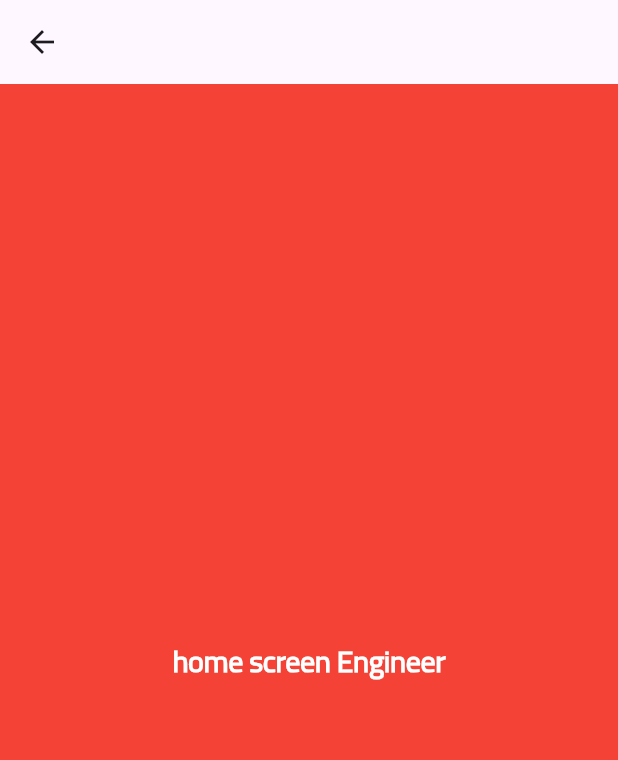
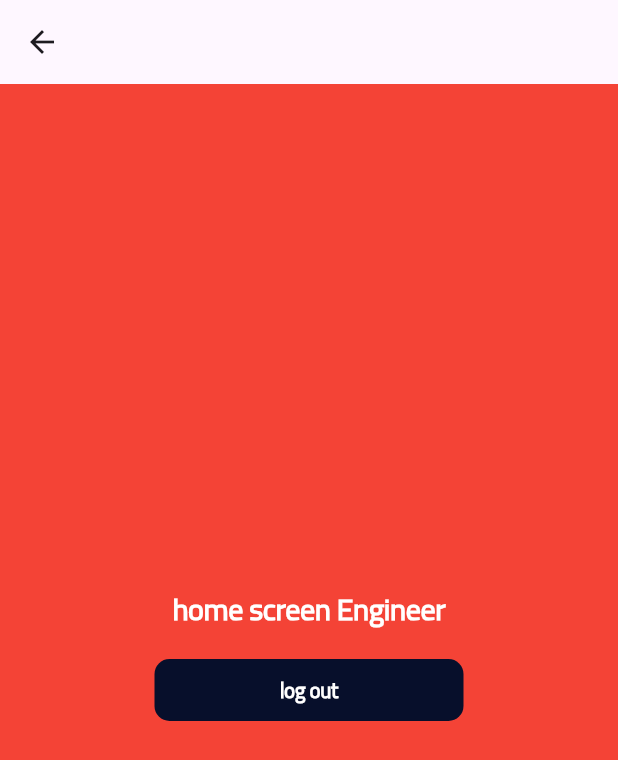
Before and after one commit to EsraaElbana/clint_store, a Flutter app: the HomeScreenEngineer screen opened directly, on a phone screen of 412 x 824 dp. Shown: the top 760 px of the screen. Run offline on Flutter 3.47's test engine with Material 3 defaults, Android fonts, the phone set to English and light mode, and no system bars; our stand-ins replace bloc, dio, flutter_bloc, flutter_image_compress, flutter_rating_bar, flutter_screenutil and 5 more; accounts and stored records are empty; network calls fail.

Commit message:
after make log out

```diff
--- a/lib/engineer_screen/home_screen_en/home_screen_en.dart
+++ b/lib/engineer_screen/home_screen_en/home_screen_en.dart
@@ -1,5 +1,8 @@
+import 'package:clint_store/common_widget/make_button.dart';
 import 'package:clint_store/cubit/application_state/engineer_states.dart';
 import 'package:clint_store/cubit/cubits/engineer_cubit.dart';
+import 'package:clint_store/interduce_pages/choose_client_or_engineer.dart';
+import 'package:clint_store/utilities/routes_manager.dart';
 import 'package:clint_store/utilities/text_style.dart';
 import 'package:flutter/material.dart';
 import 'package:flutter_bloc/flutter_bloc.dart';
@@ -41,7 +44,26 @@ class _HomeScreenEngineerState extends State<HomeScreenEngineer> {
             return Column(
               mainAxisAlignment: MainAxisAlignment.center,
               crossAxisAlignment: CrossAxisAlignment.center,
-              children: [Center(child: Text("home screen Engineer",style: WhiteTitle.display5(context).copyWith(fontSize: 20),))],
+              children: [
+                Center(
+                    child: Text(
+                  "home screen Engineer",
+                  style: WhiteTitle.display5(context).copyWith(fontSize: 20),
+                )),
+
+
+
+
+                Center(child: MakeButton(
+                  topMargin: 23,
+                    width: getSize(context: context).width*0.5,
+                    title: "log out", onTap: (){
+
+                    SharedPreference.clear();
+                    RoutesManager.navigatorAndRemove(context, ChooseClientOrEngineer());
+
+                }))
+              ],
             );
           },
           listener: (BuildContext context, Object? state) {
--- a/lib/main.dart
+++ b/lib/main.dart
@@ -11,6 +11,7 @@ import 'package:flutter/services.dart';
 
 import 'client_Screens/cart_screen/cart.dart';
 import 'cubit/observer.dart';
+import 'engineer_Screen/home_screen_en/home_screen_en.dart';
 
 
 void main() async {
```
